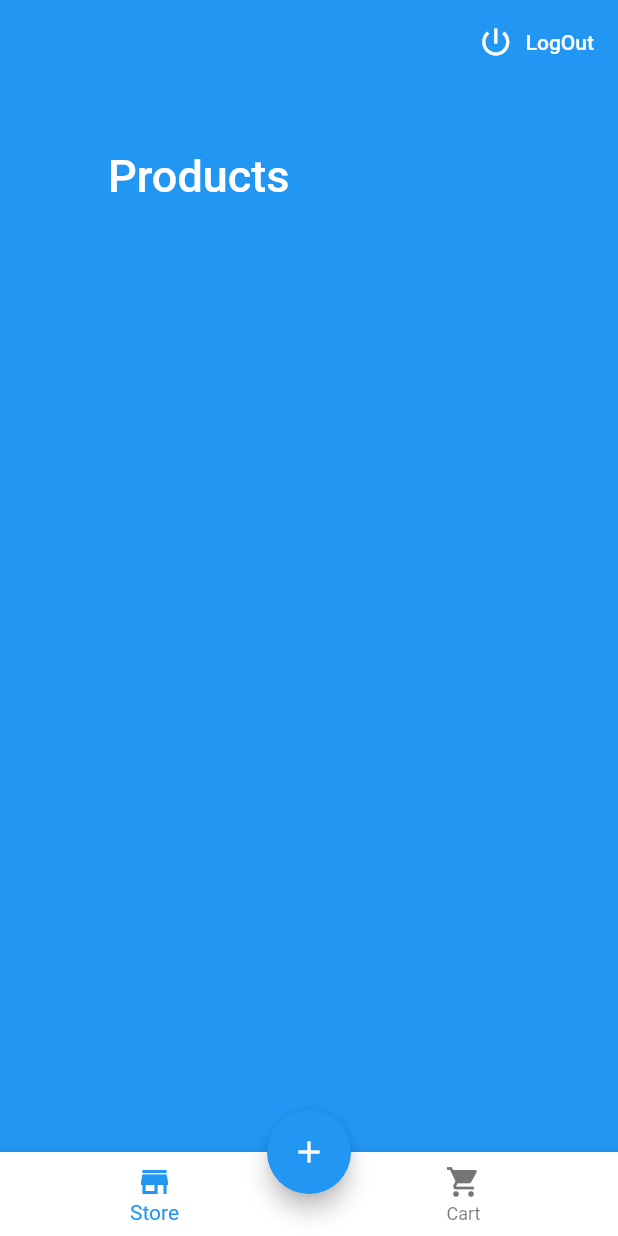
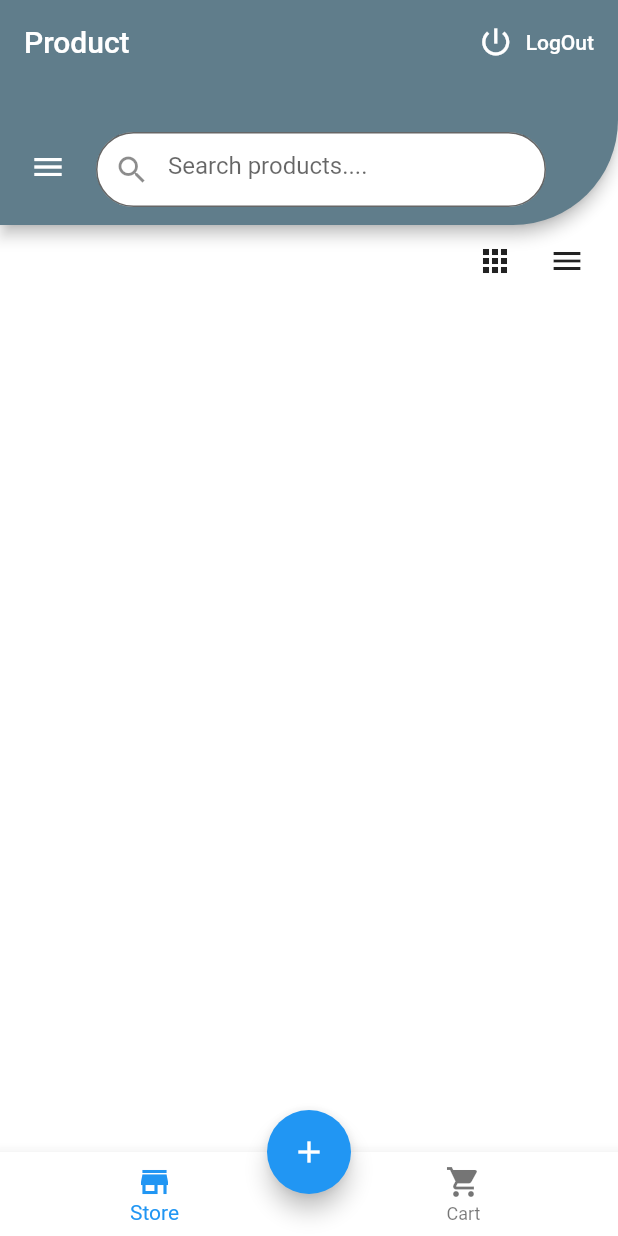
Before and after one commit to mohammed-anish-b/my-shop-flutter, a Flutter app: the screen it shows once a user with an empty profile is signed in, on a phone screen of 412 x 824 dp. Run offline on Flutter 3.47's test engine with Material 2 defaults, Android fonts, the light colour scheme and no system bars; our stand-ins replace cloud_firestore, firebase_auth, firebase_storage, flutter_spinkit, image_cropper, image_picker; accounts and stored records are empty.

Commit message:
added list and grid view

```diff
--- /dev/null
+++ b/lib/blocs/product-view-bloc.dart
@@ -0,0 +1,18 @@
+import 'package:flutter/material.dart';
+
+enum ViewType {
+    LISTVIEW,GRIDVIEW
+}
+
+class ProductViewBloc extends ChangeNotifier {
+
+  ViewType _viewType = ViewType.GRIDVIEW;
+
+  ViewType get viewType => _viewType;
+
+  set viewType(ViewType viewType) {
+    _viewType = viewType;
+    notifyListeners();
+  }
+
+}
--- a/lib/screens/home/home.dart
+++ b/lib/screens/home/home.dart
@@ -1,5 +1,6 @@
 import 'package:flutter/material.dart';
 import 'package:my_shop/api/services/product-service.dart';
+import 'package:my_shop/blocs/product-view-bloc.dart';
 import 'package:my_shop/blocs/tab-switch-bloc.dart';
 import 'package:my_shop/screens/home/cutom-bottom-navigater.dart';
 import 'package:my_shop/screens/tabs/tab.dart';
@@ -11,10 +12,11 @@ class Home extends StatelessWidget {
     return MultiProvider(
         providers: [
           ChangeNotifierProvider<TabSwitchBloc>.value(value: TabSwitchBloc()),
-          Provider(create: (context) => ProductService())
+          Provider(create: (context) => ProductService()),
+          ChangeNotifierProvider.value(value: ProductViewBloc())
         ],
         child: Scaffold(
-          backgroundColor: Colors.blue,
+          backgroundColor: Colors.white,
           bottomNavigationBar: CustomBottomNavigater(),
           floatingActionButton: FloatingActionButton(
             tooltip: "Add Product",
--- a/lib/screens/tabs/store.dart
+++ b/lib/screens/tabs/store.dart
@@ -4,6 +4,7 @@ import 'package:my_shop/screens/product/product_tile.dart';
 import 'package:my_shop/services/auth-service.dart';
 import 'package:my_shop/utils/loading.dart';
 import 'package:provider/provider.dart';
+import 'package:my_shop/blocs/product-view-bloc.dart';
 
 class Store extends StatelessWidget {
   final AuthService _auth = AuthService.getInstance;
@@ -11,15 +12,55 @@ class Store extends StatelessWidget {
   @override
   Widget build(BuildContext context) {
     List<Product> products = Provider.of<List<Product>>(context);
+    final _productViewBloc = Provider.of<ProductViewBloc>(context);
 
     return products == null
         ? Loading(color: Colors.blue)
         : CustomScrollView(
             slivers: <Widget>[
               SliverAppBar(
+                shape: RoundedRectangleBorder(
+                    borderRadius:
+                        BorderRadius.only(bottomRight: Radius.circular(70))),
+                backgroundColor: Colors.blueGrey,
                 expandedHeight: 150.0,
-                flexibleSpace: const FlexibleSpaceBar(
-                  title: Text('Products'),
+                title: Text("Product"),
+                //leading: Icon(Icons.fastfood),
+                forceElevated: true,
+                flexibleSpace: Align(
+                  alignment: AlignmentDirectional.bottomCenter,
+                  child: Row(
+                    children: <Widget>[
+                      Padding(
+                        padding: const EdgeInsets.only(left: 8),
+                        child: IconButton(
+                            icon: Icon(
+                              Icons.menu,
+                              color: Colors.white,
+                            ),
+                            onPressed: null),
+                      ),
+                      Padding(
+                        padding: const EdgeInsets.fromLTRB(8, 15, 35, 12),
+                        child: SizedBox(
+                          height: 50,
+                          width: 300,
+                          child: TextFormField(
+                            decoration: InputDecoration(
+                              //icon: IconButton(icon: Icon(Icons.menu , color: Colors.white,), onPressed: null),
+
+                              filled: true,
+                              fillColor: Colors.white,
+                              hintText: "Search products....",
+                              prefixIcon: Icon(Icons.search),
+                              border: OutlineInputBorder(
+                                  borderRadius: BorderRadius.circular(50)),
+                            ),
+                          ),
+                        ),
+                      ),
+                    ],
+                  ),
                 ),
                 floating: true,
                 actions: <Widget>[
@@ -35,10 +76,42 @@ class Store extends StatelessWidget {
                 ],
               ),
               SliverList(
-                delegate: SliverChildBuilderDelegate(
-                    (context, index) => ProductTile(product: products[index]),
-                    childCount: products.length)
-              ),
+                  delegate: SliverChildBuilderDelegate(
+                      (context, index) => Container(
+                            child: Padding(
+                              padding: const EdgeInsets.only(right: 10),
+                              child: Row(
+                                crossAxisAlignment: CrossAxisAlignment.end,
+                                mainAxisAlignment: MainAxisAlignment.end,
+                                children: <Widget>[
+                                  IconButton(
+                                      icon: Icon(Icons.apps),
+                                      onPressed: () => _productViewBloc
+                                          .viewType = ViewType.GRIDVIEW),
+                                  IconButton(
+                                      icon: Icon(Icons.menu),
+                                      onPressed: () => _productViewBloc
+                                          .viewType = ViewType.LISTVIEW)
+                                ],
+                              ),
+                            ),
+                          ),
+                      childCount: 1)),
+              _productViewBloc.viewType == ViewType.GRIDVIEW
+                  ? SliverGrid(
+                      delegate: SliverChildBuilderDelegate(
+                          (context, index) =>
+                              ProductTileGrid(product: products[index]),
+                          childCount: products.length),
+                      gridDelegate: SliverGridDelegateWithMaxCrossAxisExtent(
+                          maxCrossAxisExtent: 300,
+                          crossAxisSpacing: 3,
+                          childAspectRatio: 0.90))
+                  : SliverList(
+                      delegate: SliverChildBuilderDelegate(
+                          (context, index) =>
+                              ProductTileList(product: products[index]),
+                          childCount: products.length))
             ],
           );
   }
```
Also changed, not shown: lib/screens/product/product_tile.dart (+72 -4 lines).
